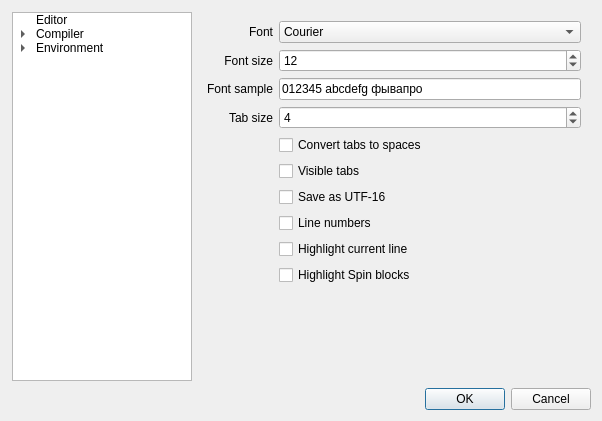
rosco-pc/pzst, file src/preferencesdialog.ui: the form before one commit.
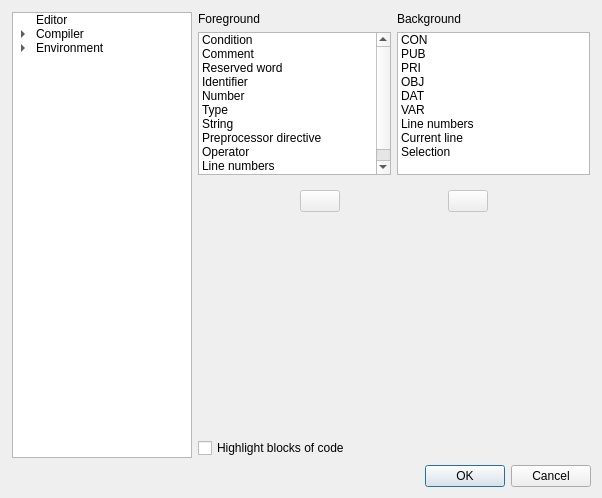
The form after the commit. Icons and pictures are not drawn. Custom widgets are drawn as their Qt base class.

Commit message: color scheme editor

The edit to the form file:
```diff
--- a/src/preferencesdialog.ui
+++ b/src/preferencesdialog.ui
@@ -7,7 +7,7 @@
     <x>0</x>
     <y>0</y>
     <width>602</width>
-    <height>421</height>
+    <height>498</height>
    </rect>
   </property>
   <property name="windowTitle">
@@ -89,7 +89,7 @@
       <item>
        <widget class="QStackedWidget" name="pages">
         <property name="currentIndex">
-         <number>0</number>
+         <number>5</number>
         </property>
         <widget class="QWidget" name="pageEditor">
          <layout class="QGridLayout" name="gridLayout">
@@ -558,6 +558,228 @@
           </item>
          </layout>
         </widget>
+        <widget class="QWidget" name="page_2">
+         <layout class="QVBoxLayout" name="verticalLayout_4" stretch="40,10,50,0">
+          <property name="margin">
+           <number>0</number>
+          </property>
+          <item>
+           <widget class="QWidget" name="widget_6" native="true">
+            <layout class="QGridLayout" name="gridLayout_5">
+             <property name="margin">
+              <number>0</number>
+             </property>
+             <item row="0" column="0">
+              <widget class="QLabel" name="label_9">
+               <property name="text">
+                <string>Foreground</string>
+               </property>
+              </widget>
+             </item>
+             <item row="0" column="1">
+              <widget class="QLabel" name="label_10">
+               <property name="text">
+                <string>Background</string>
+               </property>
+              </widget>
+             </item>
+             <item row="1" column="0">
+              <widget class="QListWidget" name="foreList">
+               <item>
+                <property name="text">
+                 <string>Condition</string>
+                </property>
+               </item>
+               <item>
+                <property name="text">
+                 <string>Comment</string>
+                </property>
+               </item>
+               <item>
+                <property name="text">
+                 <string>Reserved word</string>
+                </property>
+               </item>
+               <item>
+                <property name="text">
+                 <string>Identifier</string>
+                </property>
+               </item>
+               <item>
+                <property name="text">
+                 <string>Number</string>
+                </property>
+               </item>
+               <item>
+                <property name="text">
+                 <string>Type</string>
+                </property>
+               </item>
+               <item>
+                <property name="text">
+                 <string>String</string>
+                </property>
+               </item>
+               <item>
+                <property name="text">
+                 <string>Preprocessor directive</string>
+                </property>
+               </item>
+               <item>
+                <property name="text">
+                 <string>Operator</string>
+                </property>
+               </item>
+               <item>
+                <property name="text">
+                 <string>Line numbers</string>
+                </property>
+               </item>
+               <item>
+                <property name="text">
+                 <string>Selection</string>
+                </property>
+               </item>
+              </widget>
+             </item>
+             <item row="1" column="1">
+              <widget class="QListWidget" name="backList">
+               <item>
+                <property name="text">
+                 <string notr="true">CON</string>
+                </property>
+               </item>
+               <item>
+                <property name="text">
+                 <string notr="true">PUB</string>
+                </property>
+               </item>
+               <item>
+                <property name="text">
+                 <string notr="true">PRI</string>
+                </property>
+               </item>
+               <item>
+                <property name="text">
+                 <string notr="true">OBJ</string>
+                </property>
+               </item>
+               <item>
+                <property name="text">
+                 <string notr="true">DAT</string>
+                </property>
+               </item>
+               <item>
+                <property name="text">
+                 <string notr="true">VAR</string>
+                </property>
+               </item>
+               <item>
+                <property name="text">
+                 <string>Line numbers</string>
+                </property>
+               </item>
+               <item>
+                <property name="text">
+                 <string>Current line</string>
+                </property>
+               </item>
+               <item>
+                <property name="text">
+                 <string>Selection</string>
+                </property>
+               </item>
+              </widget>
+             </item>
+            </layout>
+           </widget>
+          </item>
+          <item>
+           <widget class="QWidget" name="widget_5" native="true">
+            <layout class="QHBoxLayout" name="horizontalLayout_4">
+             <property name="margin">
+              <number>0</number>
+             </property>
+             <item>
+              <spacer name="horizontalSpacer_2">
+               <property name="orientation">
+                <enum>Qt::Horizontal</enum>
+               </property>
+               <property name="sizeHint" stdset="0">
+                <size>
+                 <width>40</width>
+                 <height>20</height>
+                </size>
+               </property>
+              </spacer>
+             </item>
+             <item>
+              <widget class="QPushButton" name="foreSample">
+               <property name="enabled">
+                <bool>false</bool>
+               </property>
+               <property name="cursor">
+                <cursorShape>PointingHandCursor</cursorShape>
+               </property>
+               <property name="text">
+                <string/>
+               </property>
+              </widget>
+             </item>
+             <item>
+              <spacer name="horizontalSpacer">
+               <property name="orientation">
+                <enum>Qt::Horizontal</enum>
+               </property>
+               <property name="sizeHint" stdset="0">
+                <size>
+                 <width>40</width>
+                 <height>20</height>
+                </size>
+               </property>
+              </spacer>
+             </item>
+             <item>
+              <widget class="QPushButton" name="backSample">
+               <property name="enabled">
+                <bool>false</bool>
+               </property>
+               <property name="cursor">
+                <cursorShape>PointingHandCursor</cursorShape>
+               </property>
+               <property name="text">
+                <string/>
+               </property>
+              </widget>
+             </item>
+             <item>
+              <spacer name="horizontalSpacer_3">
+               <property name="orientation">
+                <enum>Qt::Horizontal</enum>
+               </property>
+               <property name="sizeHint" stdset="0">
+                <size>
+                 <width>40</width>
+                 <height>20</height>
+                </size>
+               </property>
+              </spacer>
+             </item>
+            </layout>
+           </widget>
+          </item>
+          <item>
+           <widget class="PZST::SpinEditor" name="editorSample" native="true"/>
+          </item>
+          <item>
+           <widget class="QCheckBox" name="blockHighlight">
+            <property name="text">
+             <string>Highlight blocks of code</string>
+            </property>
+           </widget>
+          </item>
+         </layout>
+        </widget>
        </widget>
       </item>
      </layout>
@@ -581,6 +803,15 @@
    <extends>QLineEdit</extends>
    <header>shortcutedit.h</header>
   </customwidget>
+  <customwidget>
+   <class>PZST::SpinEditor</class>
+   <extends>QWidget</extends>
+   <header>spineditor.h</header>
+   <container>1</container>
+   <slots>
+    <slot>setZebra(bool)</slot>
+   </slots>
+  </customwidget>
  </customwidgets>
  <resources>
   <include location="PZST.qrc"/>
```
Left out of the diff: 29 changed lines with no effect on the pictures. The commit also changes 14 other files.
